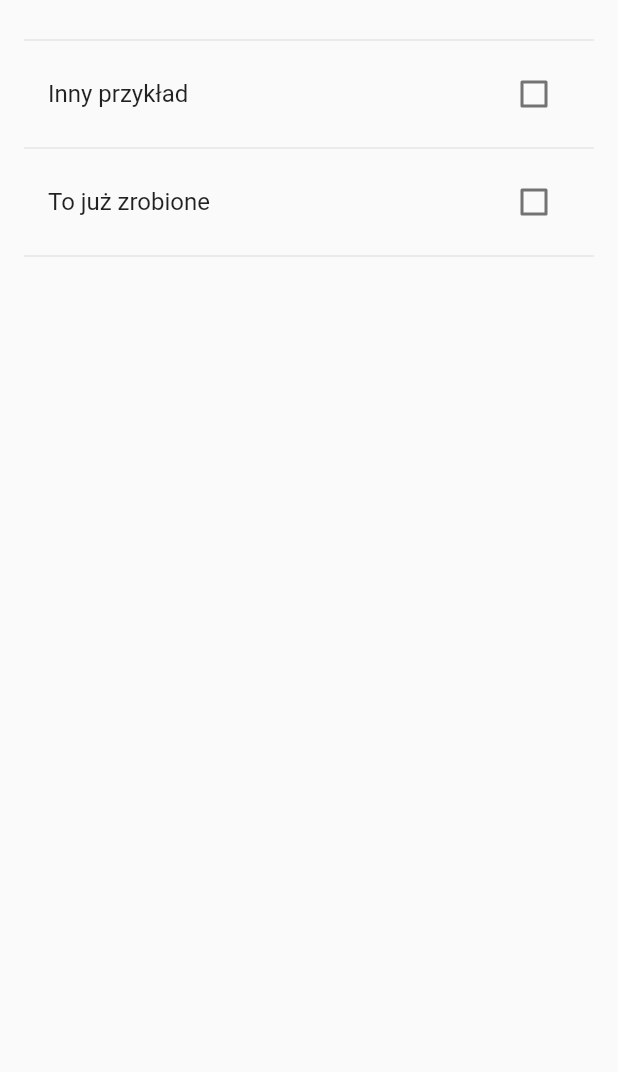
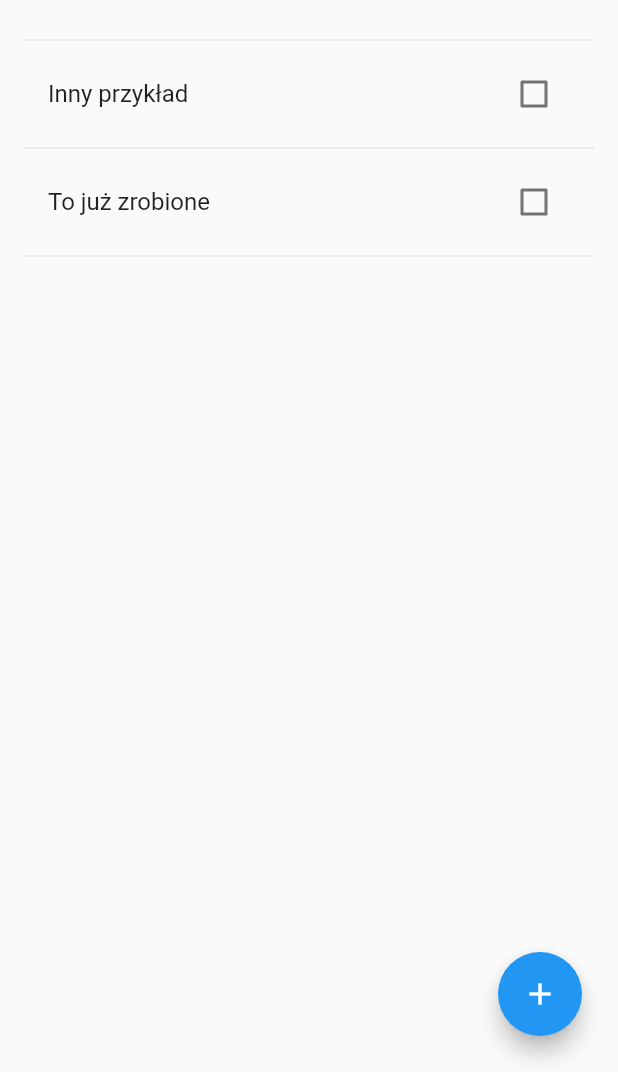
Before and after one commit to pgrzeszczak-neducatio/flutterTodoApp, a Flutter app: the screen it shows after launch, on a phone screen of 412 x 824 dp, the part 164-1236 px from its top. Run offline on Flutter 3.47's test engine with Material 2 defaults, Android fonts, the phone set to English and light mode, and no system bars.

```diff
--- /dev/null
+++ b/lib/todolist/newtodo/newtodo.dart
@@ -0,0 +1,22 @@
+import 'package:flutter/material.dart';
+import '../../model/todo.dart';
+
+class NewTodo extends StatefulWidget {
+  @override
+  _NewTodoState createState() => new _NewTodoState();
+}
+
+class _NewTodoState extends State<StatefulWidget> {
+  final newTodo = Todo();
+
+  @override
+  Widget build(BuildContext context) {
+    // TODO: implement build
+    return Dialog(
+      child: Container(
+        padding: const EdgeInsets.all(32.0),
+        child: Text('IT WORKS'),
+      ),
+    );
+  }
+}
--- a/lib/todolist/todolist.dart
+++ b/lib/todolist/todolist.dart
@@ -1,6 +1,7 @@
 import 'package:flutter/material.dart';
 import '../model/todo.dart';
 import 'todo/todoelement.dart';
+import 'newtodo/newtodo.dart';
 
 class TodoList extends StatefulWidget {
   @override
@@ -16,12 +17,26 @@ class _TodoListState extends State<TodoList> {
 
   @override
   Widget build(BuildContext context) {
-    return ListView.builder(
-      padding: const EdgeInsets.all(16.0),
-      itemCount: todos.length,
-      itemBuilder: (context, index) {
-        return new TodoElement(todo: todos[index]);
-      },
-    );
+    return Stack(alignment: const Alignment(1.0, 1.0), children: [
+      ListView.builder(
+        padding: const EdgeInsets.all(16.0),
+        itemCount: todos.length,
+        itemBuilder: (context, index) {
+          return new TodoElement(todo: todos[index]);
+        },
+      ),
+      Container(
+        padding: const EdgeInsets.all(24.0),
+        child: FloatingActionButton(
+          child: Icon(Icons.add),
+          onPressed: () async {
+            var result = await showDialog(context: context, builder: (context) {
+              return NewTodo();
+            });
+            print(result);
+          },
+        ),
+      ),
+    ]);
   }
 }
```
